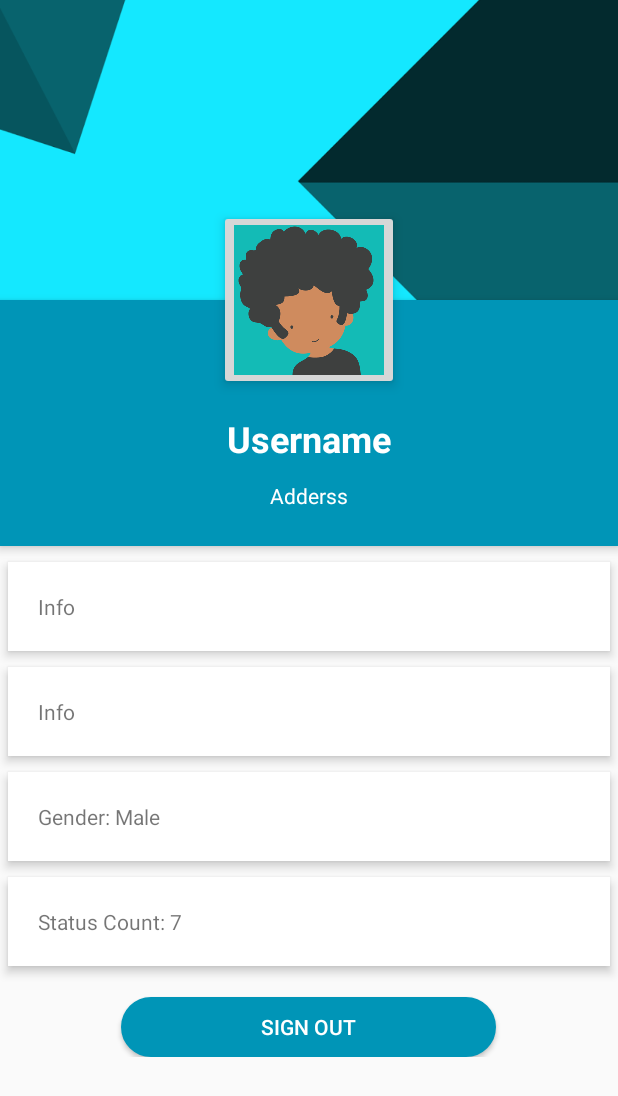
After one commit to MuhtasimTanmoy/RHDapp, an Android app: the ProfileActivity screen opened directly, with no data from a screen before it, on a phone screen of 412 x 824 dp. The commit adds this screen. Shown: the top 1096 px of the screen. Run offline under Robolectric (Android 15) with nearby library versions, the light colour scheme and no system bars.

Commit message:
Profile done

```diff
--- a/app/src/main/AndroidManifest.xml
+++ b/app/src/main/AndroidManifest.xml
@@ -101,6 +101,8 @@
 
 
         <activity android:name=".NewsfeedOnMap"/>
+        <activity android:name=".ProfileActivity"/>
+
         <activity android:name=".DashBoardActivity"/>
         <activity android:name=".StatusSendActivity"/>
 
--- a/app/src/main/java/com/example/t/roadsandhighway/Home.java
+++ b/app/src/main/java/com/example/t/roadsandhighway/Home.java
@@ -57,7 +57,7 @@ public class Home extends AppCompatActivity {
                 }
                 else if(tabId==R.id.tab_info){
                     fab.setVisibility(View.INVISIBLE);
-                    fragment=new ProfileFragment();
+                   // fragment=new ProfileFragment();
 //                    fragment= new StatusSend();
 
                 }
--- /dev/null
+++ b/app/src/main/java/com/example/t/roadsandhighway/ProfileActivity.java
@@ -0,0 +1,38 @@
+package com.example.t.roadsandhighway;
+
+import android.app.Activity;
+import android.app.Fragment;
+import android.app.FragmentTransaction;
+import android.os.Bundle;
+import android.support.annotation.Nullable;
+import android.support.v7.app.AppCompatActivity;
+import android.widget.FrameLayout;
+
+/**
+ * Created by t on 6/8/17.
+ */
+
+public class ProfileActivity extends Activity {
+
+    private static final int CONTENT_VIEW_ID = 10101010;
+
+
+    @Override
+    protected void onCreate(@Nullable Bundle savedInstanceState) {
+        super.onCreate(savedInstanceState);
+
+
+        FrameLayout frame = new FrameLayout(this);
+        frame.setId(CONTENT_VIEW_ID);
+        setContentView(frame, new FrameLayout.LayoutParams(
+                FrameLayout.LayoutParams.MATCH_PARENT, FrameLayout.LayoutParams.MATCH_PARENT));
+
+        if (savedInstanceState == null) {
+            Fragment newFragment = new ProfileFragment();
+            FragmentTransaction ft = getFragmentManager().beginTransaction();
+            ft.add(CONTENT_VIEW_ID, newFragment).commit();
+        }
+
+
+    }
+}
--- a/app/src/main/java/com/example/t/roadsandhighway/ProfileFragment.java
+++ b/app/src/main/java/com/example/t/roadsandhighway/ProfileFragment.java
@@ -1,10 +1,11 @@
 package com.example.t.roadsandhighway;
 
+import android.app.Fragment;
 import android.content.Intent;
 import android.database.Cursor;
 import android.os.Bundle;
 import android.support.annotation.Nullable;
-import android.support.v4.app.Fragment;
+
 import android.util.Log;
 import android.view.LayoutInflater;
 import android.view.View;
--- a/app/src/main/res/layout/dashboard.xml
+++ b/app/src/main/res/layout/dashboard.xml
@@ -209,7 +209,7 @@
                         <TextView
                             android:layout_width="wrap_content"
                             android:layout_height="wrap_content"
-                            android:text="Benefits"
+                            android:text="My Details"
                             android:textColor="@color/white"
                             android:layout_weight="1"
                             android:layout_gravity="center"/>
--- a/app/src/main/res/layout/fragment_profile.xml
+++ b/app/src/main/res/layout/fragment_profile.xml
@@ -57,9 +57,8 @@
             android:layout_centerHorizontal="true"
             android:layout_marginTop="-60dp"
             android:layout_below="@+id/header_cover_image"
-            android:background="@drawable/profile_border"
             android:elevation="5dp"
-            android:padding="20dp"
+
             android:scaleType="centerCrop"
             android:src="@drawable/profile_avater" />
 
--- a/app/src/main/res/values/colors.xml
+++ b/app/src/main/res/values/colors.xml
@@ -3,8 +3,9 @@
 
     <color name="white">#FFFFFF</color>
     <color name="red_pref">#e66f74</color>
+    <color name="need">#00695c</color>
 
-    <color name="telenorBlue">#003440</color>
+    <color name="telenorBlue">#0095b7</color>
     <color name="prev_base">#00ACE7</color>
     <color name="darkBlue">#0091D2</color>
     <color name="colorPrimary">#3F51B5</color>
```
Also changed, not shown: app/src/main/java/com/example/t/roadsandhighway/DashBoardActivity.java (+45 -2 lines), app/src/main/java/com/example/t/roadsandhighway/StatusSendActivity.java (+18 -7 lines), app/src/main/res/drawable/spinnerborder.xml (added, +7 -0 lines), app/src/main/res/layout/activity_status_send.xml (+3 -4 lines).
